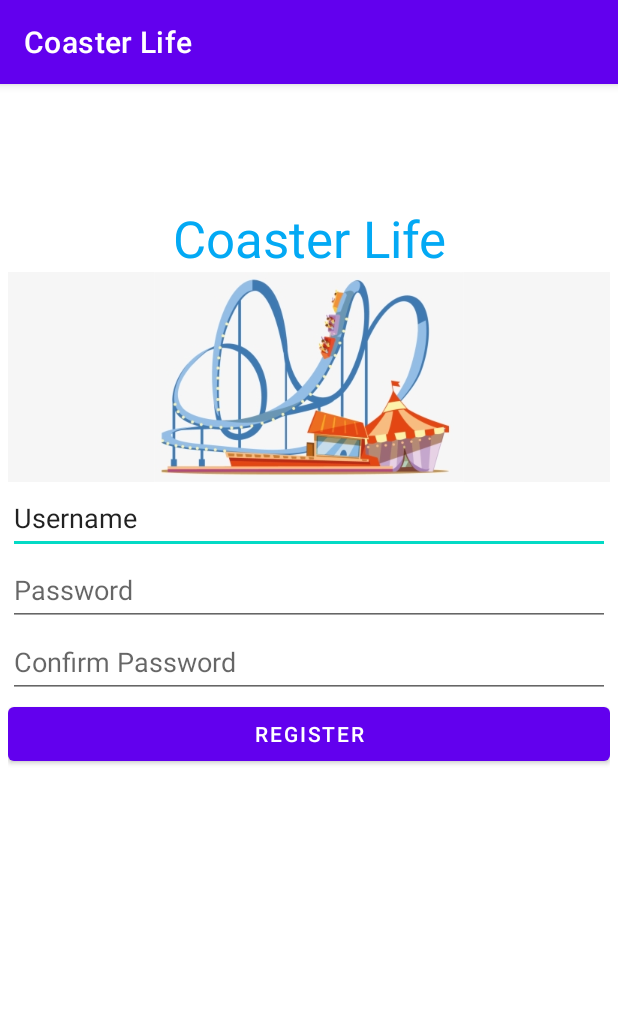
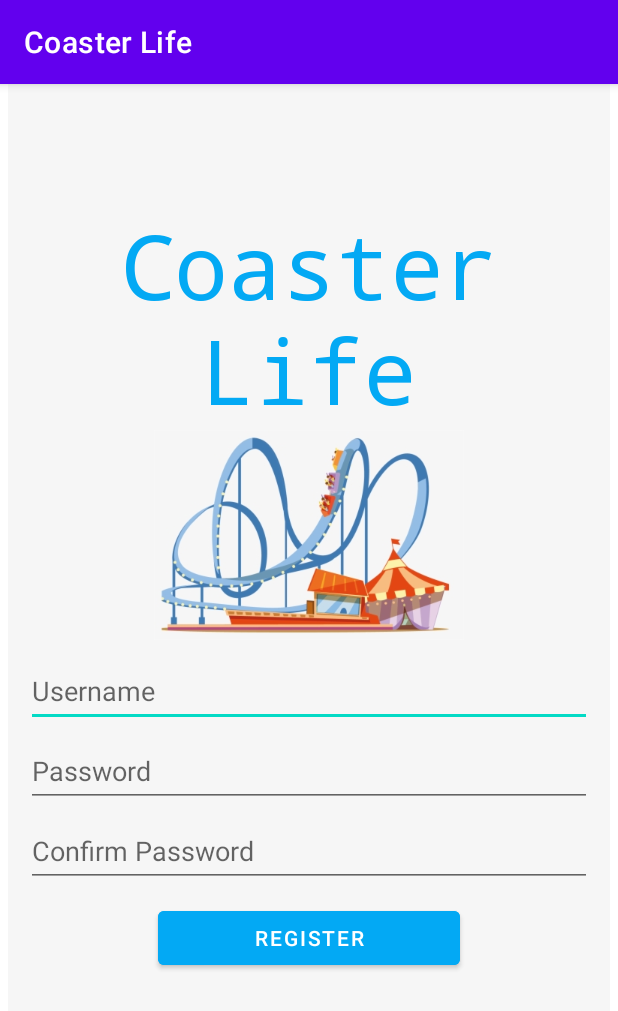
Before and after one commit to Team-Coaster/coaster_life, an Android app: the Signup screen opened directly, with no data from a screen before it, on a phone screen of 412 x 824 dp. Shown: the top 1011 px of the screen. Run offline under Robolectric (Android 15) with nearby library versions, the phone set to English and light mode, and no system bars; libraries missing offline, so code that uses them is left out: com.parse.

Commit message:
UI & UX Improvement

```diff
--- a/app/src/main/AndroidManifest.xml
+++ b/app/src/main/AndroidManifest.xml
@@ -16,7 +16,7 @@
     </queries>
 
     <application
-        android:name=".ParseApplication"
+        android:name=".Resources.ParseApplication"
         android:allowBackup="true"
         android:icon="@mipmap/rollercoaster_icon"
         android:label="@string/app_name"
@@ -43,16 +43,16 @@
             android:exported="true" />
 
         <service
-            android:name=".NaviService"
+            android:name=".Resources.NaviService"
             android:foregroundServiceType="location">
 
         </service>
 
         <activity
-            android:name=".signup"
+            android:name=".Authentication.Signup"
             android:exported="true" />
         <activity
-            android:name=".Login"
+            android:name=".Authentication.Login"
             android:exported="true">
             <intent-filter>
                 <action android:name="android.intent.action.MAIN" />
--- a/app/src/main/java/com/teamcoaster/coasterlife/Login.java
+++ b/app/src/main/java/com/teamcoaster/coasterlife/Authentication/Login.java
@@ -1,4 +1,4 @@
-package com.teamcoaster.coasterlife;
+package com.teamcoaster.coasterlife.Authentication;
 
 import androidx.appcompat.app.AppCompatActivity;
 
@@ -13,6 +13,8 @@ import android.widget.Toast;
 import com.parse.LogInCallback;
 import com.parse.ParseException;
 import com.parse.ParseUser;
+import com.teamcoaster.coasterlife.MainActivity;
+import com.teamcoaster.coasterlife.R;
 
 public class Login extends AppCompatActivity {
 
@@ -75,9 +77,8 @@ public class Login extends AppCompatActivity {
     }
 
     private void goCreateAccount() {
-        Intent i = new Intent(this, signup.class);
+        Intent i = new Intent(this, Signup.class);
         startActivity(i);
-        finish();
     }
 
     private void goMainActivity() {
--- a/app/src/main/java/com/teamcoaster/coasterlife/signup.java
+++ b/app/src/main/java/com/teamcoaster/coasterlife/Authentication/Signup.java
@@ -1,4 +1,4 @@
-package com.teamcoaster.coasterlife;
+package com.teamcoaster.coasterlife.Authentication;
 
 import android.content.Intent;
 import android.os.Bundle;
@@ -12,10 +12,10 @@ import androidx.appcompat.app.AppCompatActivity;
 
 import com.parse.ParseException;
 import com.parse.ParseUser;
-import com.parse.SaveCallback;
 import com.parse.SignUpCallback;
+import com.teamcoaster.coasterlife.R;
 
-public class signup extends AppCompatActivity {
+public class Signup extends AppCompatActivity {
 
     public static final String TAG = "SignupActivity";
     private EditText etSignUpUsername;
@@ -46,7 +46,7 @@ public class signup extends AppCompatActivity {
                         @Override
                         public void done(ParseException e) {
                             if (e  == null) {
-                                Toast.makeText(signup.this, "You are registered " + useName, Toast.LENGTH_SHORT).show();
+                                Toast.makeText(Signup.this, "You are registered " + useName, Toast.LENGTH_SHORT).show();
                             } else {
                                 Log.e(TAG, "Issue with sign up", e);
                                 return;
@@ -61,7 +61,7 @@ public class signup extends AppCompatActivity {
 
                 else {
                     Log.i(TAG, "Passwords dont match");
-                    Toast.makeText(signup.this, "Passwords must match in order to register", Toast.LENGTH_SHORT).show();
+                    Toast.makeText(Signup.this, "Passwords must match in order to register", Toast.LENGTH_SHORT).show();
                 }
             }
         });
--- a/app/src/main/java/com/teamcoaster/coasterlife/Fragments/ComposeFragment.java
+++ b/app/src/main/java/com/teamcoaster/coasterlife/Fragments/ComposeFragment.java
@@ -33,7 +33,7 @@ import com.parse.ParseFile;
 import com.parse.ParseQuery;
 import com.parse.ParseUser;
 import com.parse.SaveCallback;
-import com.teamcoaster.coasterlife.Post;
+import com.teamcoaster.coasterlife.Resources.Post;
 import com.teamcoaster.coasterlife.R;
 
 import java.io.File;
--- a/app/src/main/java/com/teamcoaster/coasterlife/App.java
+++ b/app/src/main/java/com/teamcoaster/coasterlife/Resources/App.java
@@ -1,9 +1,11 @@
-package com.teamcoaster.coasterlife;
+package com.teamcoaster.coasterlife.Resources;
 
 import android.app.Application;
 
 import com.parse.Parse;
 import com.parse.ParseObject;
+import com.teamcoaster.coasterlife.Profile;
+import com.teamcoaster.coasterlife.R;
 
 public class App extends Application {
     @Override
--- a/app/src/main/java/com/teamcoaster/coasterlife/NaviService.java
+++ b/app/src/main/java/com/teamcoaster/coasterlife/Resources/NaviService.java
@@ -1,4 +1,4 @@
-package com.teamcoaster.coasterlife;
+package com.teamcoaster.coasterlife.Resources;
 
 import android.app.Service;
 import android.content.Intent;
--- a/app/src/main/java/com/teamcoaster/coasterlife/ParseApplication.java
+++ b/app/src/main/java/com/teamcoaster/coasterlife/Resources/ParseApplication.java
@@ -1,9 +1,10 @@
-package com.teamcoaster.coasterlife;
+package com.teamcoaster.coasterlife.Resources;
 
 import android.app.Application;
 
 import com.parse.Parse;
 import com.parse.ParseObject;
+import com.teamcoaster.coasterlife.Resources.Post;
 
 public class ParseApplication extends Application {
     @Override
--- a/app/src/main/java/com/teamcoaster/coasterlife/Post.java
+++ b/app/src/main/java/com/teamcoaster/coasterlife/Resources/Post.java
@@ -1,4 +1,4 @@
-package com.teamcoaster.coasterlife;
+package com.teamcoaster.coasterlife.Resources;
 
 import com.parse.ParseClassName;
 import com.parse.ParseFile;
--- a/app/src/main/java/com/teamcoaster/coasterlife/PostsAdapter.java
+++ b/app/src/main/java/com/teamcoaster/coasterlife/Resources/PostsAdapter.java
@@ -1,4 +1,4 @@
-package com.teamcoaster.coasterlife;
+package com.teamcoaster.coasterlife.Resources;
 
 import android.content.Context;
 import android.view.LayoutInflater;
@@ -12,6 +12,7 @@ import androidx.recyclerview.widget.RecyclerView;
 
 import com.bumptech.glide.Glide;
 import com.parse.ParseFile;
+import com.teamcoaster.coasterlife.R;
 
 import java.util.List;
 
--- a/app/src/main/res/layout/activity_signup.xml
+++ b/app/src/main/res/layout/activity_signup.xml
@@ -6,22 +6,27 @@
     android:layout_height="match_parent"
     android:layout_marginLeft="5dp"
     android:layout_marginRight="5dp"
+    android:background="#F6F6F6"
     android:orientation="vertical"
-    tools:context=".signup">
+    tools:context=".Authentication.Signup">
 
     <View
         android:id="@+id/view2"
         android:layout_width="match_parent"
-        android:layout_height="80dp" />
+        android:layout_height="80dp"
+        android:background="#F6F6F6"
+        android:backgroundTint="#F6F6F6" />
 
     <TextView
         android:id="@+id/textView"
         android:layout_width="match_parent"
         android:layout_height="wrap_content"
+        android:background="#F6F6F6"
+        android:fontFamily="monospace"
         android:gravity="center|center_vertical"
         android:text="Coaster Life"
         android:textColor="#03A9F4"
-        android:textSize="34sp" />
+        android:textSize="60sp" />
 
     <ImageView
         android:id="@+id/imageView2"
@@ -34,16 +39,21 @@
         android:id="@+id/etSignUpUsername"
         android:layout_width="match_parent"
         android:layout_height="wrap_content"
+        android:layout_marginStart="12dp"
+        android:layout_marginTop="10dp"
+        android:layout_marginEnd="12dp"
         android:ems="10"
         android:hint="@string/username"
         android:inputType="textPersonName"
-        android:minHeight="48dp"
-        android:text="@string/username" />
+        android:minHeight="48dp" />
 
     <EditText
         android:id="@+id/etSignUpPassword"
         android:layout_width="match_parent"
         android:layout_height="wrap_content"
+        android:layout_marginStart="12dp"
+        android:layout_marginTop="5dp"
+        android:layout_marginEnd="12dp"
         android:ems="10"
         android:hint="@string/password"
         android:inputType="textPersonName|textWebPassword"
@@ -54,6 +64,10 @@
         android:id="@+id/etConfirmPassword"
         android:layout_width="match_parent"
         android:layout_height="wrap_content"
+        android:layout_marginStart="12dp"
+        android:layout_marginTop="5dp"
+        android:layout_marginEnd="12dp"
+        android:layout_marginBottom="10dp"
         android:ems="10"
         android:hint="@string/conPassword"
         android:inputType="textPersonName|textWebPassword"
@@ -64,5 +78,8 @@
         android:id="@+id/btnRegister"
         android:layout_width="match_parent"
         android:layout_height="wrap_content"
+        android:layout_marginStart="100dp"
+        android:layout_marginEnd="100dp"
+        android:backgroundTint="#03A9F4"
         android:text="@string/register" />
 </LinearLayout>
--- a/app/src/main/res/layout/fragment_profile.xml
+++ b/app/src/main/res/layout/fragment_profile.xml
@@ -15,9 +15,10 @@
             android:layout_marginTop="78dp"
             android:background="@null"
             android:contentDescription="@string/profileimg"
+            android:scaleType="fitCenter"
+            android:src="@drawable/default_image"
             android:visibility="visible"
             tools:src="@tools:sample/avatars"
-            tools:srcCompat="@tools:sample/avatars[2]"
             tools:visibility="visible" />
 
         <Button
```
Also changed, not shown: app/src/main/java/com/teamcoaster/coasterlife/Fragments/FeedFragment.java (+2 -29 lines), app/src/main/java/com/teamcoaster/coasterlife/Fragments/ProfileFragment.java (+42 -3 lines), app/src/main/java/com/teamcoaster/coasterlife/Resources/User.java (added, +35 -0 lines), app/src/main/res/layout/activity_login.xml (+19 -8 lines), app/src/main/res/drawable-v24/default_image.png (added).
